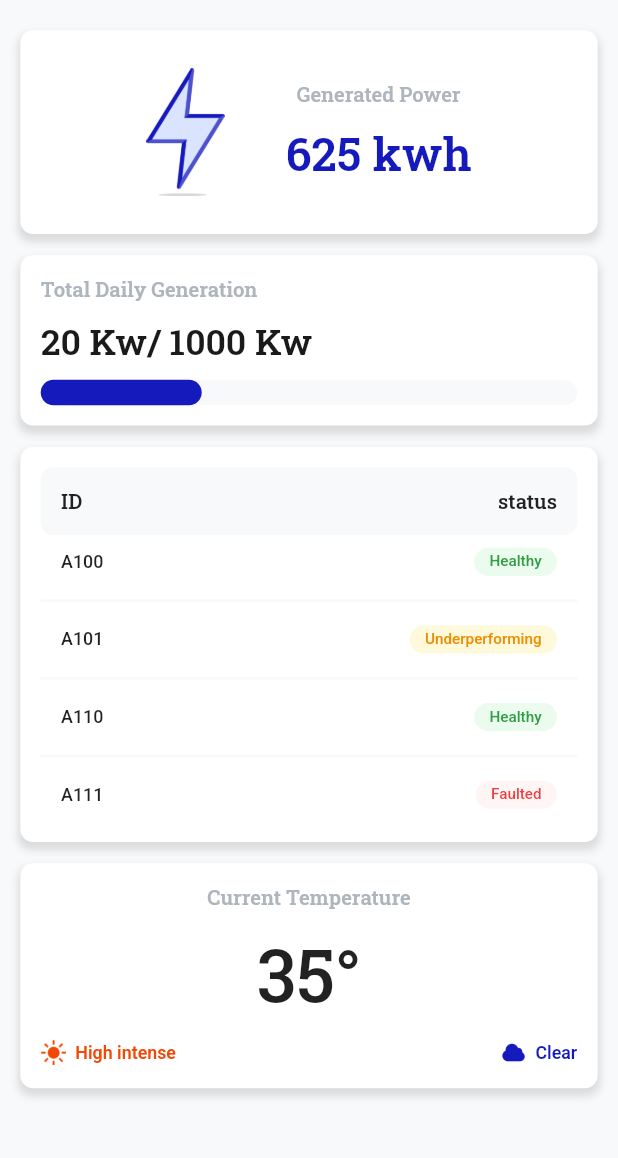
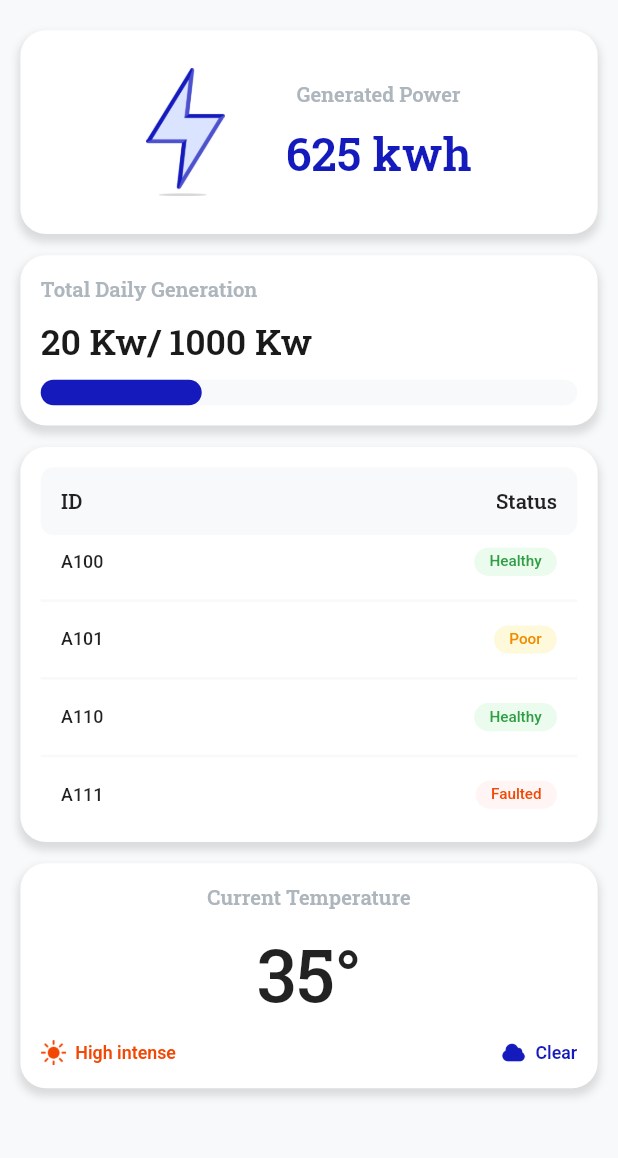
Before and after one commit to Habeba-Elhosary/solari-app, a Flutter app: the HomeScreen screen opened directly, on a phone screen of 412 x 824 dp, the part 76-1234 px from its top. Run offline on Flutter 3.47's test engine with Material 3 defaults, Android fonts, the light colour scheme and no system bars; our stand-ins replace bloc, bot_toast, cached_network_image, connectivity_plus, dio, easy_localization and 15 more; missing offline and left inert: app_settings, firebase_notifications_handler; accounts and stored records are empty; statements that could not run were skipped.

Commit message:
finished panels screen UI

```diff
--- a/lib/core/constants/app_assets.dart
+++ b/lib/core/constants/app_assets.dart
@@ -20,4 +20,5 @@ class AppAssets {
   static const String sun = 'assets/images/sun.png';
   static const String cloud = 'assets/images/cloud.png';
   static const String energy = 'assets/images/energy.png';
+  static const String panel = 'assets/images/panel.png';
 }
--- a/lib/core/constants/app_colors.dart
+++ b/lib/core/constants/app_colors.dart
@@ -6,7 +6,7 @@ class AppColors {
   static const Color red = Color(0XFFF24805);
   static const Color green = Color(0XFF2F9E44);
   static const Color scaffoldBackgroundColor = Color(0xFFF8F9FA);
-
+  static const Color orange = Color(0XFFF08C00);
   static const Color success = Color(0xFF10A94B);
   static const Color failed = Color(0xFFFF1900);
   static const Color info = Color(0xFF296CAF);
--- /dev/null
+++ b/lib/core/enums/panel_status.dart
@@ -0,0 +1,41 @@
+import 'dart:ui';
+import 'package:solari/core/constants/app_colors.dart';
+
+enum PanelStatus {
+  healthy,
+  poor,
+  faulted;
+
+  Color get backgroundColor {
+    switch (this) {
+      case PanelStatus.healthy:
+        return Color(0xFFEBFBEE);
+      case PanelStatus.poor:
+        return Color(0XFFFFF9DB);
+      case PanelStatus.faulted:
+        return Color(0xFFFFF5F5);
+    }
+  }
+
+  Color get textColor {
+    switch (this) {
+      case PanelStatus.healthy:
+        return AppColors.green;
+      case PanelStatus.poor:
+        return AppColors.orange;
+      case PanelStatus.faulted:
+        return AppColors.red;
+    }
+  }
+
+  String get label {
+    switch (this) {
+      case PanelStatus.healthy:
+        return 'Healthy';
+      case PanelStatus.poor:
+        return 'Poor';
+      case PanelStatus.faulted:
+        return 'Faulted';
+    }
+  }
+}
--- a/lib/features/analytics/presentation/widgets/generating_chart.dart
+++ b/lib/features/analytics/presentation/widgets/generating_chart.dart
@@ -39,7 +39,7 @@ class GeneratingChart extends StatelessWidget {
     return Container(
       width: double.infinity,
       decoration: BoxDecoration(
-        borderRadius: BorderRadius.circular(10.sp),
+        borderRadius: BorderRadius.circular(20.r),
         color: AppColors.white,
         boxShadow: [
           BoxShadow(
--- a/lib/features/analytics/presentation/widgets/performance_metrics.dart
+++ b/lib/features/analytics/presentation/widgets/performance_metrics.dart
@@ -45,7 +45,7 @@ class _PerformanceMetricsChartState extends State<PerformanceMetricsChart> {
       margin: EdgeInsets.symmetric(horizontal: 16.sp, vertical: 8.sp),
       decoration: BoxDecoration(
         color: Colors.white,
-        borderRadius: BorderRadius.circular(12.sp),
+        borderRadius: BorderRadius.circular(20.r),
         boxShadow: [
           BoxShadow(
             color: Colors.black12,
--- a/lib/features/analytics/presentation/widgets/predicted_energy.dart
+++ b/lib/features/analytics/presentation/widgets/predicted_energy.dart
@@ -15,7 +15,7 @@ class PredictedEnergy extends StatelessWidget {
     return Container(
       width: double.infinity,
       decoration: BoxDecoration(
-        borderRadius: BorderRadius.circular(10.sp),
+        borderRadius: BorderRadius.circular(20.r),
         color: AppColors.white,
         boxShadow: [
           BoxShadow(
--- a/lib/features/home/presentation/pages/main_screen.dart
+++ b/lib/features/home/presentation/pages/main_screen.dart
@@ -8,6 +8,7 @@ import 'package:solari/features/analytics/presentation/pages/analytics_screen.da
 import 'package:solari/features/auth/presentation/cubits/signin/signin_cubit.dart';
 import 'package:solari/features/home/presentation/cubit/nav_bar/nav_bar_cubit.dart';
 import 'package:solari/features/home/presentation/pages/home_screen.dart';
+import 'package:solari/features/panels/presentation/pages/panels_screen.dart';
 
 class MainScreen extends StatelessWidget {
   const MainScreen({super.key});
@@ -29,7 +30,7 @@ class MainScreen extends StatelessWidget {
                     return AnalyticsScreen();
                   }
                   if (state.currentTab == 2) {
-                    // return AnalyticsScreen();
+                    return PanelsScreen();
                   }
                   if (state.currentTab == 3) {
                     // return PanelsScreen();
--- a/lib/features/home/presentation/widgets/home_panels_section.dart
+++ b/lib/features/home/presentation/widgets/home_panels_section.dart
@@ -3,49 +3,24 @@ import 'package:flutter_screenutil/flutter_screenutil.dart';
 import 'package:solari/core/constants/app_colors.dart';
 import 'package:solari/core/constants/app_fonts.dart';
 import 'package:solari/core/constants/app_text_styles.dart';
+import 'package:solari/core/enums/panel_status.dart';
 
 class HomePanelsSection extends StatelessWidget {
   HomePanelsSection({super.key});
 
   final List<Map<String, dynamic>> items = [
-    {'id': 'A100', 'status': 'Healthy'},
-    {'id': 'A101', 'status': 'Underperforming'},
-    {'id': 'A110', 'status': 'Healthy'},
-    {'id': 'A111', 'status': 'Faulted'},
+    {'id': 'A100', 'status': PanelStatus.healthy},
+    {'id': 'A101', 'status': PanelStatus.poor},
+    {'id': 'A110', 'status': PanelStatus.healthy},
+    {'id': 'A111', 'status': PanelStatus.faulted},
   ];
-
-  Color _getStatusColor(String status) {
-    switch (status) {
-      case 'Healthy':
-        return Color(0xFFEBFBEE);
-      case 'Underperforming':
-        return Color(0XFFFFF9DB);
-      case 'Faulted':
-        return Color(0xFFFFF5F5);
-      default:
-        return Color(0xFFEBFBEE);
-    }
-  }
-
-  Color _getStatusTextColor(String status) {
-    switch (status) {
-      case 'Healthy':
-        return AppColors.green;
-      case 'Underperforming':
-        return Color(0XFFF08C00);
-      case 'Faulted':
-        return Color(0XFFF03E3E);
-      default:
-        return AppColors.green;
-    }
-  }
 
   @override
   Widget build(BuildContext context) {
     return Container(
       width: double.infinity,
       decoration: BoxDecoration(
-        borderRadius: BorderRadius.circular(10.sp),
+        borderRadius: BorderRadius.circular(20.sp),
         color: AppColors.white,
         boxShadow: [
           BoxShadow(
@@ -76,7 +51,7 @@ class HomePanelsSection extends StatelessWidget {
                       .copyWith(fontFamily: AppFonts.robotoSlab),
                 ),
                 Text(
-                  'status',
+                  'Status',
                   style: TextStyles.semiBold16
                       .copyWith(fontFamily: AppFonts.robotoSlab),
                 ),
@@ -88,9 +63,13 @@ class HomePanelsSection extends StatelessWidget {
             physics: NeverScrollableScrollPhysics(),
             itemCount: items.length,
             separatorBuilder: (context, index) => Divider(
-                thickness: 2.sp, color: AppColors.scaffoldBackgroundColor),
+              thickness: 2.sp,
+              color: AppColors.scaffoldBackgroundColor,
+            ),
             itemBuilder: (context, index) {
               final item = items[index];
+              final PanelStatus status = item['status'];
+
               return Padding(
                 padding:
                     EdgeInsets.symmetric(vertical: 10.sp, horizontal: 16.sp),
@@ -108,13 +87,13 @@ class HomePanelsSection extends StatelessWidget {
                         vertical: 4.sp,
                       ),
                       decoration: BoxDecoration(
-                        color: _getStatusColor(item['status']),
+                        color: status.backgroundColor,
                         borderRadius: BorderRadius.circular(20.sp),
                       ),
                       child: Text(
-                        item['status'],
+                        status.label,
                         style: TextStyles.regular12.copyWith(
-                          color: _getStatusTextColor(item['status']),
+                          color: status.textColor,
                         ),
                       ),
                     ),
--- a/lib/features/home/presentation/widgets/home_power_section.dart
+++ b/lib/features/home/presentation/widgets/home_power_section.dart
@@ -17,7 +17,7 @@ class HomePowerSection extends StatelessWidget {
         Container(
           width: double.infinity,
           decoration: BoxDecoration(
-            borderRadius: BorderRadius.circular(10.sp),
+            borderRadius: BorderRadius.circular(20.r),
             color: AppColors.white,
             boxShadow: [
               BoxShadow(
@@ -64,7 +64,7 @@ class HomePowerSection extends StatelessWidget {
         Container(
           width: double.infinity,
           decoration: BoxDecoration(
-            borderRadius: BorderRadius.circular(10.sp),
+            borderRadius: BorderRadius.circular(20.r),
             color: AppColors.white,
             boxShadow: [
               BoxShadow(
--- a/lib/features/home/presentation/widgets/home_temperature_section.dart
+++ b/lib/features/home/presentation/widgets/home_temperature_section.dart
@@ -15,7 +15,7 @@ class HomeTemperatureSection extends StatelessWidget {
     return Container(
       width: double.infinity,
       decoration: BoxDecoration(
-        borderRadius: BorderRadius.circular(10.sp),
+        borderRadius: BorderRadius.circular(20.r),
         color: AppColors.white,
         boxShadow: [
           BoxShadow(
```
Also changed, not shown: lib/features/panels/presentation/cubit/panels_cubit.dart (added, +8 -0 lines), lib/features/panels/presentation/cubit/panels_state.dart (added, +10 -0 lines), lib/features/panels/presentation/pages/panels_screen.dart (added, +78 -0 lines), lib/features/panels/presentation/widgets/all_panels_section.dart (added, +59 -0 lines), lib/features/panels/presentation/widgets/solar_panel_card.dart (added, +95 -0 lines), assets/images/panel.png (added).
